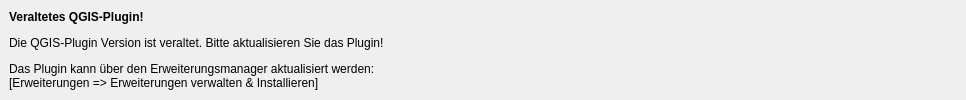
The window that ui/list_wrong_plugin_version_error_widget.ui (poliscope-de/poliscope-qgis-plugin) describes before a commit, drawn with Qt 5.
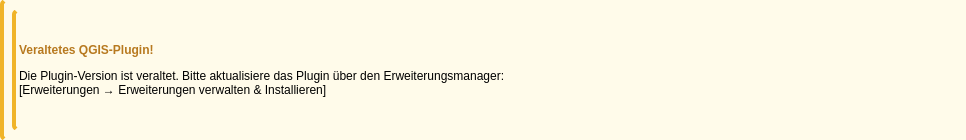
The same window after the commit.

What changed in the file:
```diff
--- a/ui/list_wrong_plugin_version_error_widget.ui
+++ b/ui/list_wrong_plugin_version_error_widget.ui
@@ -22,7 +22,7 @@
   <property name="minimumSize">
    <size>
     <width>300</width>
-    <height>100</height>
+    <height>140</height>
    </size>
   </property>
   <property name="maximumSize">
@@ -38,28 +38,31 @@
    <bool>true</bool>
   </property>
   <property name="styleSheet">
-   <string notr="true"/>
+   <string notr="true">QWidget { background-color: #fffbea; border-left: 4px solid #f0b429; border-radius: 4px; }</string>
   </property>
   <layout class="QVBoxLayout" name="verticalLayout">
    <property name="spacing">
-    <number>0</number>
+    <number>4</number>
    </property>
    <property name="leftMargin">
-    <number>9</number>
+    <number>12</number>
    </property>
    <property name="topMargin">
-    <number>3</number>
+    <number>10</number>
    </property>
    <property name="rightMargin">
-    <number>9</number>
+    <number>12</number>
    </property>
    <property name="bottomMargin">
-    <number>3</number>
+    <number>10</number>
    </property>
    <item>
     <widget class="QLabel" name="label">
      <property name="text">
-      <string>&lt;html&gt;&lt;head/&gt;&lt;body&gt;&lt;p&gt;&lt;span style=&quot; font-weight:600;&quot;&gt;Veraltetes QGIS-Plugin!&lt;/span&gt;&lt;/p&gt;&lt;p&gt;Die QGIS-Plugin Version ist veraltet. Bitte aktualisieren Sie das Plugin! &lt;/p&gt;&lt;p&gt;Das Plugin kann über den Erweiterungsmanager aktualisiert werden:&lt;br&gt;[Erweiterungen =&gt; Erweiterungen verwalten &amp; Installieren] &lt;/p&gt;&lt;/body&gt;&lt;/html&gt;</string>
+      <string>&lt;html&gt;&lt;head/&gt;&lt;body&gt;&lt;p&gt;&lt;span style=&quot; font-weight:600; color:#b7791f;&quot;&gt;Veraltetes QGIS-Plugin!&lt;/span&gt;&lt;/p&gt;&lt;p&gt;Die Plugin-Version ist veraltet. Bitte aktualisiere das Plugin über den Erweiterungsmanager:&lt;br&gt;[Erweiterungen → Erweiterungen verwalten &amp; Installieren]&lt;/p&gt;&lt;/body&gt;&lt;/html&gt;</string>
+     </property>
+     <property name="wordWrap">
+      <bool>true</bool>
      </property>
     </widget>
    </item>
```
